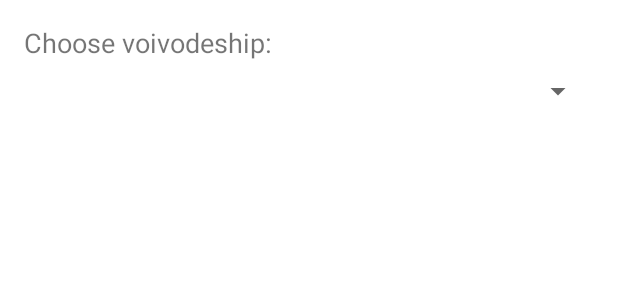
After one commit to hasia17/atmo-check, an Android app: the layout activity_main.xml on its own in the app's theme, with its tools: preview values and no code run, on a phone screen of 412 x 824 dp. The commit adds this screen. Shown: the top 300 px of the screen. Run offline under Robolectric (Android 15) with nearby library versions, the phone set to English and light mode, and no system bars.

Commit message:
Add layout

```diff
--- a/atmo-check-mobile/app/build.gradle.kts
+++ b/atmo-check-mobile/app/build.gradle.kts
@@ -48,4 +48,6 @@ dependencies {
     implementation("io.ktor:ktor-client-android:2.3.4")
     implementation("io.ktor:ktor-client-content-negotiation:2.3.4")
     implementation("io.ktor:ktor-serialization-kotlinx-json:2.3.4")
+    implementation("androidx.appcompat:appcompat:1.6.1")
+    implementation("com.google.android.material:material:1.10.0")
 }
--- /dev/null
+++ b/atmo-check-mobile/app/src/main/res/layout/activity_main.xml
@@ -0,0 +1,46 @@
+<?xml version="1.0" encoding="utf-8"?>
+<LinearLayout xmlns:android="http://schemas.android.com/apk/res/android"
+    android:layout_width="match_parent"
+    android:layout_height="match_parent"
+    android:orientation="vertical"
+    android:padding="16dp">
+
+    <TextView
+        android:layout_width="wrap_content"
+        android:layout_height="wrap_content"
+        android:text="Choose voivodeship:"
+        android:textSize="18sp"
+        android:layout_marginBottom="8dp" />
+
+    <Spinner
+        android:id="@+id/voivodeshipSpinner"
+        android:layout_width="match_parent"
+        android:layout_height="wrap_content"
+        android:layout_marginBottom="16dp" />
+
+    <TextView
+        android:id="@+id/parametersLabel"
+        android:layout_width="wrap_content"
+        android:layout_height="wrap_content"
+        android:text="Parameters:"
+        android:textSize="18sp"
+        android:layout_marginBottom="8dp"
+        android:visibility="gone" />
+
+    <Spinner
+        android:id="@+id/parametersSpinner"
+        android:layout_width="match_parent"
+        android:layout_height="wrap_content"
+        android:layout_marginBottom="16dp"
+        android:visibility="gone" />
+
+    <TextView
+        android:id="@+id/detailsText"
+        android:layout_width="match_parent"
+        android:layout_height="wrap_content"
+        android:textSize="16sp"
+        android:background="#f0f0f0"
+        android:padding="12dp"
+        android:visibility="gone" />
+
+</LinearLayout>
```
Also changed, not shown: atmo-check-mobile/app/src/main/java/com/example/atmo_check_mobile/MainActivity.kt (+141 -21 lines).
